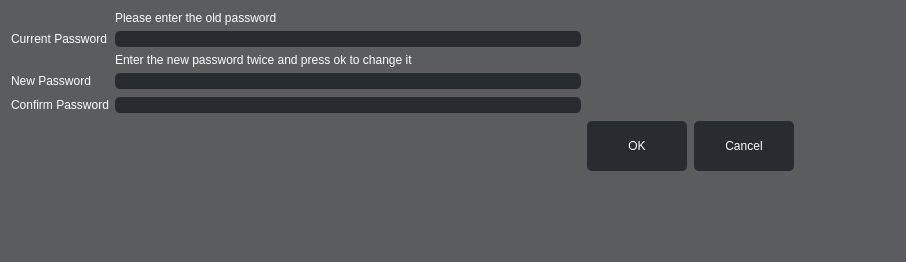
Old version of the form ui/password_change_prompt.ui in the repository Capstone-RFID/Code.
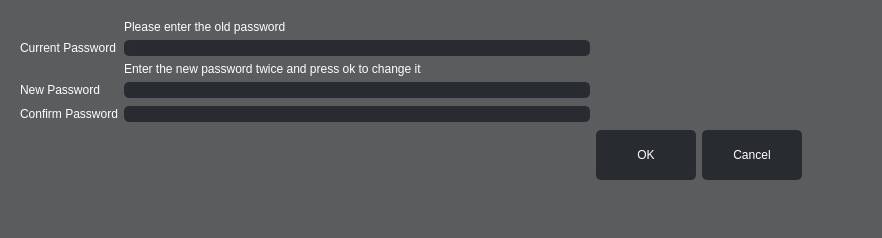
New version of the form.

Commit message:
Changed password change prompt from a QDialog to a QWidget
This way it should not close when clicking a button

The edit to the form file:
```diff
--- a/ui/password_change_prompt.ui
+++ b/ui/password_change_prompt.ui
@@ -1,433 +1,24 @@
 <?xml version="1.0" encoding="UTF-8"?>
 <ui version="4.0">
  <class>PasswordChangeDialog</class>
- <widget class="QDialog" name="PasswordChangeDialog">
+ <widget class="QWidget" name="PasswordChangeDialog">
   <property name="geometry">
    <rect>
     <x>0</x>
     <y>0</y>
-    <width>906</width>
-    <height>262</height>
+    <width>882</width>
+    <height>238</height>
    </rect>
   </property>
-  <property name="palette">
-   <palette>
-    <active>
-     <colorrole role="WindowText">
-      <brush brushstyle="SolidPattern">
-       <color alpha="255">
-        <red>0</red>
-        <green>0</green>
-        <blue>0</blue>
-       </color>
-      </brush>
-     </colorrole>
-     <colorrole role="Button">
-      <brush brushstyle="SolidPattern">
-       <color alpha="255">
-        <red>90</red>
-        <green>92</green>
-        <blue>94</blue>
-       </color>
-      </brush>
-     </colorrole>
-     <colorrole role="Light">
-      <brush brushstyle="SolidPattern">
-       <color alpha="255">
-        <red>255</red>
-        <green>255</green>
-        <blue>255</blue>
-       </color>
-      </brush>
-     </colorrole>
-     <colorrole role="Midlight">
-      <brush brushstyle="SolidPattern">
-       <color alpha="255">
-        <red>227</red>
-        <green>227</green>
-        <blue>227</blue>
-       </color>
-      </brush>
-     </colorrole>
-     <colorrole role="Dark">
-      <brush brushstyle="SolidPattern">
-       <color alpha="255">
-        <red>160</red>
-        <green>160</green>
-        <blue>160</blue>
-       </color>
-      </brush>
-     </colorrole>
-     <colorrole role="Mid">
-      <brush brushstyle="SolidPattern">
-       <color alpha="255">
-        <red>160</red>
-        <green>160</green>
-        <blue>160</blue>
-       </color>
-      </brush>
-     </colorrole>
-     <colorrole role="Text">
-      <brush brushstyle="SolidPattern">
-       <color alpha="255">
-        <red>0</red>
-        <green>0</green>
-        <blue>0</blue>
-       </color>
-      </brush>
-     </colorrole>
-     <colorrole role="BrightText">
-      <brush brushstyle="SolidPattern">
-       <color alpha="255">
-        <red>255</red>
-        <green>255</green>
-        <blue>255</blue>
-       </color>
-      </brush>
-     </colorrole>
-     <colorrole role="ButtonText">
-      <brush brushstyle="SolidPattern">
-       <color alpha="255">
-        <red>0</red>
-        <green>0</green>
-        <blue>0</blue>
-       </color>
-      </brush>
-     </colorrole>
-     <colorrole role="Base">
-      <brush brushstyle="SolidPattern">
-       <color alpha="255">
-        <red>90</red>
-        <green>92</green>
-        <blue>94</blue>
-       </color>
-      </brush>
-     </colorrole>
-     <colorrole role="Window">
-      <brush brushstyle="SolidPattern">
-       <color alpha="255">
-        <red>90</red>
-        <green>92</green>
-        <blue>94</blue>
-       </color>
-      </brush>
-     </colorrole>
-     <colorrole role="Shadow">
-      <brush brushstyle="SolidPattern">
-       <color alpha="255">
-        <red>105</red>
-        <green>105</green>
-        <blue>105</blue>
-       </color>
-      </brush>
-     </colorrole>
-     <colorrole role="AlternateBase">
-      <brush brushstyle="SolidPattern">
-       <color alpha="255">
-        <red>45</red>
-        <green>46</green>
-        <blue>47</blue>
-       </color>
-      </brush>
-     </colorrole>
-     <colorrole role="ToolTipBase">
-      <brush brushstyle="SolidPattern">
-       <color alpha="255">
-        <red>255</red>
-        <green>255</green>
-        <blue>220</blue>
-       </color>
-      </brush>
-     </colorrole>
-     <colorrole role="ToolTipText">
-      <brush brushstyle="SolidPattern">
-       <color alpha="255">
-        <red>0</red>
-        <green>0</green>
-        <blue>0</blue>
-       </color>
-      </brush>
-     </colorrole>
-    </active>
-    <inactive>
-     <colorrole role="WindowText">
-      <brush brushstyle="SolidPattern">
-       <color alpha="255">
-        <red>0</red>
-        <green>0</green>
-        <blue>0</blue>
-       </color>
-      </brush>
-     </colorrole>
-     <colorrole role="Button">
-      <brush brushstyle="SolidPattern">
-       <color alpha="255">
-        <red>90</red>
-        <green>92</green>
-        <blue>94</blue>
-       </color>
-      </brush>
-     </colorrole>
-     <colorrole role="Light">
-      <brush brushstyle="SolidPattern">
-       <color alpha="255">
-        <red>255</red>
-        <green>255</green>
-        <blue>255</blue>
-       </color>
-      </brush>
-     </colorrole>
-     <colorrole role="Midlight">
-      <brush brushstyle="SolidPattern">
-       <color alpha="255">
-        <red>227</red>
-        <green>227</green>
-        <blue>227</blue>
-       </color>
-      </brush>
-     </colorrole>
-     <colorrole role="Dark">
-      <brush brushstyle="SolidPattern">
-       <color alpha="255">
-        <red>160</red>
-        <green>160</green>
-        <blue>160</blue>
-       </color>
-      </brush>
-     </colorrole>
-     <colorrole role="Mid">
-      <brush brushstyle="SolidPattern">
-       <color alpha="255">
-        <red>160</red>
-        <green>160</green>
-        <blue>160</blue>
-       </color>
-      </brush>
-     </colorrole>
-     <colorrole role="Text">
-      <brush brushstyle="SolidPattern">
-       <color alpha="255">
-        <red>0</red>
-        <green>0</green>
-        <blue>0</blue>
-       </color>
-      </brush>
-     </colorrole>
-     <colorrole role="BrightText">
-      <brush brushstyle="SolidPattern">
-       <color alpha="255">
-        <red>255</red>
-        <green>255</green>
-        <blue>255</blue>
-       </color>
-      </brush>
-     </colorrole>
-     <colorrole role="ButtonText">
-      <brush brushstyle="SolidPattern">
-       <color alpha="255">
-        <red>0</red>
-        <green>0</green>
-        <blue>0</blue>
-       </color>
-      </brush>
-     </colorrole>
-     <colorrole role="Base">
-      <brush brushstyle="SolidPattern">
-       <color alpha="255">
-        <red>90</red>
-        <green>92</green>
-        <blue>94</blue>
-       </color>
-      </brush>
-     </colorrole>
-     <colorrole role="Window">
-      <brush brushstyle="SolidPattern">
-       <color alpha="255">
-        <red>90</red>
-        <green>92</green>
-        <blue>94</blue>
-       </color>
-      </brush>
-     </colorrole>
-     <colorrole role="Shadow">
-      <brush brushstyle="SolidPattern">
-       <color alpha="255">
-        <red>105</red>
-        <green>105</green>
-        <blue>105</blue>
-       </color>
-      </brush>
-     </colorrole>
-     <colorrole role="AlternateBase">
-      <brush brushstyle="SolidPattern">
-       <color alpha="255">
-        <red>45</red>
-        <green>46</green>
-        <blue>47</blue>
-       </color>
-      </brush>
-     </colorrole>
-     <colorrole role="ToolTipBase">
-      <brush brushstyle="SolidPattern">
-       <color alpha="255">
-        <red>255</red>
-        <green>255</green>
-        <blue>220</blue>
-       </color>
-      </brush>
-     </colorrole>
-     <colorrole role="ToolTipText">
-      <brush brushstyle="SolidPattern">
-       <color alpha="255">
-        <red>0</red>
-        <green>0</green>
-        <blue>0</blue>
-       </color>
-      </brush>
-     </colorrole>
-    </inactive>
-    <disabled>
-     <colorrole role="WindowText">
-      <brush brushstyle="SolidPattern">
-       <color alpha="255">
-        <red>160</red>
-        <green>160</green>
-        <blue>160</blue>
-       </color>
-      </brush>
-     </colorrole>
-     <colorrole role="Button">
-      <brush brushstyle="SolidPattern">
-       <color alpha="255">
-        <red>90</red>
-        <green>92</green>
-        <blue>94</blue>
-       </color>
-      </brush>
-     </colorrole>
-     <colorrole role="Light">
-      <brush brushstyle="SolidPattern">
-       <color alpha="255">
-        <red>255</red>
-        <green>255</green>
-        <blue>255</blue>
-       </color>
-      </brush>
-     </colorrole>
-     <colorrole role="Midlight">
-      <brush brushstyle="SolidPattern">
-       <color alpha="255">
-        <red>227</red>
-        <green>227</green>
-        <blue>227</blue>
-       </color>
-      </brush>
-     </colorrole>
-     <colorrole role="Dark">
-      <brush brushstyle="SolidPattern">
-       <color alpha="255">
-        <red>160</red>
-        <green>160</green>
-        <blue>160</blue>
-       </color>
-      </brush>
-     </colorrole>
-     <colorrole role="Mid">
-      <brush brushstyle="SolidPattern">
-       <color alpha="255">
-        <red>160</red>
-        <green>160</green>
-        <blue>160</blue>
-       </color>
-      </brush>
-     </colorrole>
-     <colorrole role="Text">
-      <brush brushstyle="SolidPattern">
-       <color alpha="255">
-        <red>160</red>
-        <green>160</green>
-        <blue>160</blue>
-       </color>
-      </brush>
-     </colorrole>
-     <colorrole role="BrightText">
-      <brush brushstyle="SolidPattern">
-       <color alpha="255">
-        <red>255</red>
-        <green>255</green>
-        <blue>255</blue>
-       </color>
-      </brush>
-     </colorrole>
-     <colorrole role="ButtonText">
-      <brush brushstyle="SolidPattern">
-       <color alpha="255">
-        <red>160</red>
-        <green>160</green>
-        <blue>160</blue>
-       </color>
-      </brush>
-     </colorrole>
-     <colorrole role="Base">
-      <brush brushstyle="SolidPattern">
-       <color alpha="255">
-        <red>90</red>
-        <green>92</green>
-        <blue>94</blue>
-       </color>
-      </brush>
-     </colorrole>
-     <colorrole role="Window">
-      <brush brushstyle="SolidPattern">
-       <color alpha="255">
-        <red>90</red>
-        <green>92</green>
-        <blue>94</blue>
-       </color>
-      </brush>
-     </colorrole>
-     <colorrole role="Shadow">
-      <brush brushstyle="SolidPattern">
-       <color alpha="255">
-        <red>105</red>
-        <green>105</green>
-        <blue>105</blue>
-       </color>
-      </brush>
-     </colorrole>
-     <colorrole role="AlternateBase">
-      <brush brushstyle="SolidPattern">
-       <color alpha="255">
-        <red>90</red>
-        <green>92</green>
-        <blue>94</blue>
-       </color>
-      </brush>
-     </colorrole>
-     <colorrole role="ToolTipBase">
-      <brush brushstyle="SolidPattern">
-       <color alpha="255">
-        <red>255</red>
-        <green>255</green>
-        <blue>220</blue>
-       </color>
-      </brush>
-     </colorrole>
-     <colorrole role="ToolTipText">
-      <brush brushstyle="SolidPattern">
-       <color alpha="255">
-        <red>0</red>
-        <green>0</green>
-        <blue>0</blue>
-       </color>
-      </brush>
-     </colorrole>
-    </disabled>
-   </palette>
-  </property>
   <property name="windowTitle">
    <string>Dialog</string>
   </property>
+  <property name="styleSheet">
+   <string notr="true">background-color: #5a5c5e;</string>
+  </property>
+  <layout class="QHBoxLayout" name="horizontalLayout">
+   <item>
+    <widget class="QWidget" name="widget" native="true">
   <property name="styleSheet">
    <string notr="true">QWidget#centralWidget{
 	background-color: #5a5c5e;
@@ -500,21 +91,22 @@
 }
 </string>
   </property>
-  <layout class="QHBoxLayout" name="horizontalLayout">
-   <item>
-    <layout class="QGridLayout">
-     <item row="2" column="1">
-      <widget class="QLineEdit" name="CurrentPassword_Field"/>
-     </item>
-     <item row="0" column="1">
-      <widget class="QLabel" name="label">
+     <layout class="QGridLayout" name="_2">
+      <item row="6" column="3">
+       <widget class="QPushButton" name="cancel">
+        <property name="minimumSize">
+         <size>
+          <width>100</width>
+          <height>50</height>
+         </size>
+        </property>
        <property name="text">
-        <string>Please enter the old password</string>
+         <string>Cancel</string>
        </property>
       </widget>
      </item>
      <item row="7" column="1">
-      <spacer name="verticalSpacer">
+       <spacer name="verticalSpacer_2">
        <property name="orientation">
         <enum>Qt::Vertical</enum>
        </property>
@@ -526,21 +118,18 @@
        </property>
       </spacer>
      </item>
-     <item row="5" column="3">
-      <spacer name="horizontalSpacer">
-       <property name="orientation">
-        <enum>Qt::Horizontal</enum>
-       </property>
-       <property name="sizeHint" stdset="0">
-        <size>
-         <width>40</width>
-         <height>20</height>
-        </size>
-       </property>
-      </spacer>
+      <item row="2" column="1">
+       <widget class="QLineEdit" name="CurrentPassword_Field"/>
+      </item>
+      <item row="0" column="1">
+       <widget class="QLabel" name="label_2">
+        <property name="text">
+         <string>Please enter the old password</string>
+        </property>
+       </widget>
      </item>
      <item row="3" column="1">
-      <widget class="QLabel" name="label_3">
+       <widget class="QLabel" name="label_4">
        <property name="text">
         <string>Enter the new password twice and press ok to change it</string>
        </property>
@@ -580,45 +169,6 @@
      <item row="5" column="1">
       <widget class="QLineEdit" name="ConfirmPassword_Field"/>
      </item>
-     <item row="5" column="4">
-      <spacer name="horizontalSpacer_2">
-       <property name="orientation">
-        <enum>Qt::Horizontal</enum>
-       </property>
-       <property name="sizeHint" stdset="0">
-        <size>
-         <width>40</width>
-         <height>20</height>
-        </size>
-       </property>
-      </spacer>
-     </item>
-     <item row="5" column="2">
-      <spacer name="horizontalSpacer_3">
-       <property name="orientation">
-        <enum>Qt::Horizontal</enum>
-       </property>
-       <property name="sizeHint" stdset="0">
-        <size>
-         <width>40</width>
-         <height>20</height>
-        </size>
-       </property>
-      </spacer>
-     </item>
-     <item row="6" column="3">
-      <widget class="QPushButton" name="cancel">
-       <property name="minimumSize">
-        <size>
-         <width>100</width>
-         <height>50</height>
-        </size>
-       </property>
-       <property name="text">
-        <string>Cancel</string>
-       </property>
-      </widget>
-     </item>
      <item row="6" column="2">
       <widget class="QPushButton" name="ok">
        <property name="sizePolicy">
@@ -638,7 +188,21 @@
        </property>
       </widget>
      </item>
-    </layout>
+      <item row="5" column="4">
+       <spacer name="horizontalSpacer_4">
+        <property name="orientation">
+         <enum>Qt::Horizontal</enum>
+        </property>
+        <property name="sizeHint" stdset="0">
+         <size>
+          <width>40</width>
+          <height>20</height>
+         </size>
+        </property>
+       </spacer>
+      </item>
+     </layout>
+    </widget>
    </item>
   </layout>
  </widget>
```
Left out of the diff: 37 changed lines with no effect on the pictures. Lines whose indentation alone changed are shown as unchanged. The commit also changes 5 other files.
